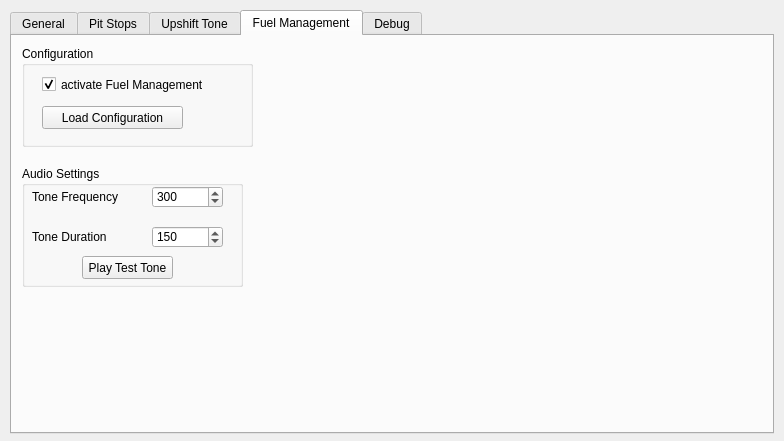
Qt form gui/iDDUgui.ui (MarcMatten/iDDU) before a commit.
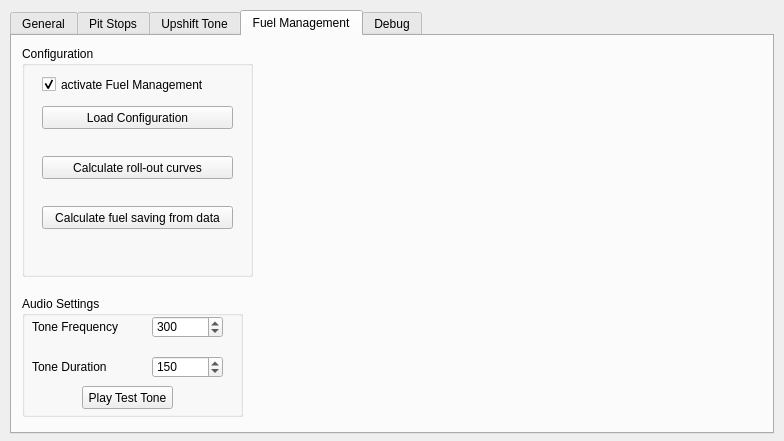
The same form after that commit. The open tabs and pages were chosen to show the change. Icons and pictures are not drawn.

Commit message: implementation of Fuel Saving Optimiser and ShiftRPM calculator - updated submodules SimRacingTools and functionalities - updated gui with respective buttons - updated car class with properties for fuel saving and shift RPM - incorporated NumpyArrayEncoder in car class json import

What changed in the file:
```diff
--- a/gui/iDDUgui.ui
+++ b/gui/iDDUgui.ui
@@ -1281,7 +1281,7 @@
        <x>10</x>
        <y>10</y>
        <width>231</width>
-       <height>101</height>
+       <height>231</height>
       </rect>
      </property>
      <property name="title">
@@ -1308,7 +1308,7 @@
        <rect>
         <x>20</x>
         <y>60</y>
-        <width>141</width>
+        <width>191</width>
         <height>23</height>
        </rect>
       </property>
@@ -1316,12 +1316,38 @@
        <string>Load Configuration</string>
       </property>
      </widget>
+     <widget class="QPushButton" name="calcFuelSavingButton">
+      <property name="geometry">
+       <rect>
+        <x>20</x>
+        <y>160</y>
+        <width>191</width>
+        <height>23</height>
+       </rect>
+      </property>
+      <property name="text">
+       <string>Calculate fuel saving from data</string>
+      </property>
+     </widget>
+     <widget class="QPushButton" name="calcRollOutButton">
+      <property name="geometry">
+       <rect>
+        <x>20</x>
+        <y>110</y>
+        <width>191</width>
+        <height>23</height>
+       </rect>
+      </property>
+      <property name="text">
+       <string>Calculate roll-out curves</string>
+      </property>
+     </widget>
     </widget>
     <widget class="QGroupBox" name="groupBox_4">
      <property name="geometry">
       <rect>
        <x>10</x>
-       <y>130</y>
+       <y>260</y>
        <width>221</width>
        <height>121</height>
       </rect>
```
Left out of the diff: 22 changed lines with no effect on the pictures. The commit also changes 4 other files.
